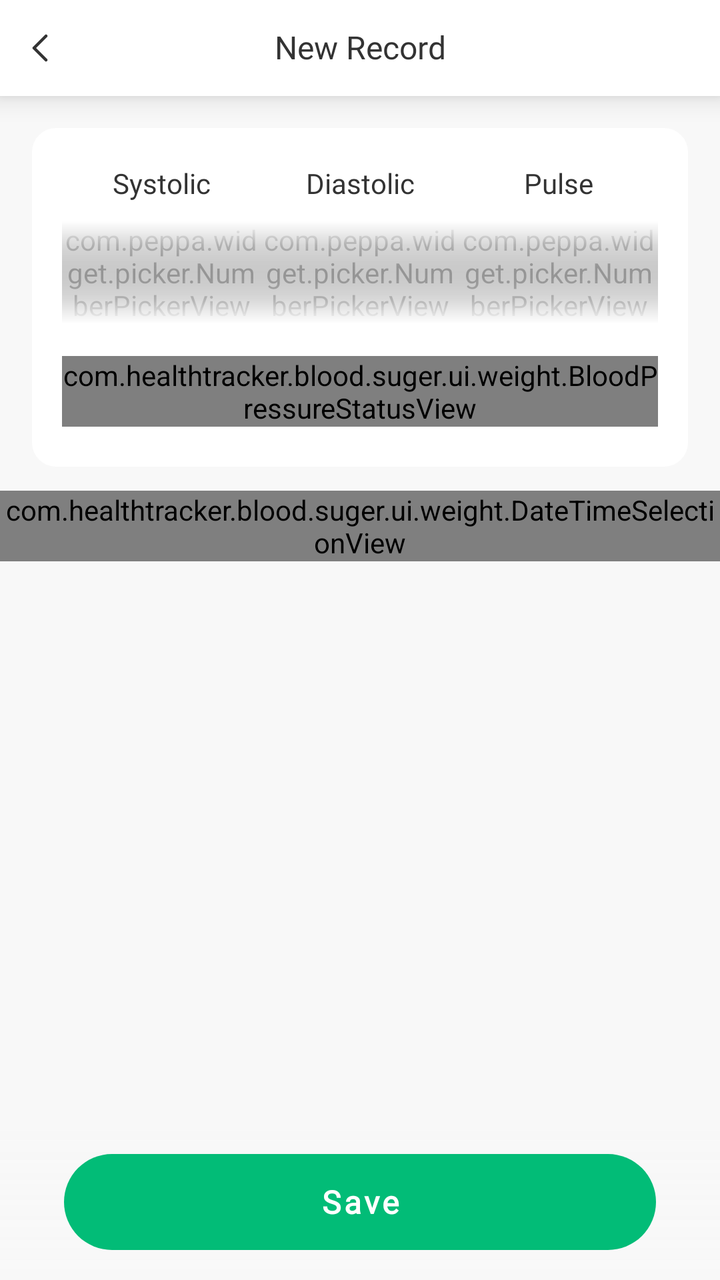
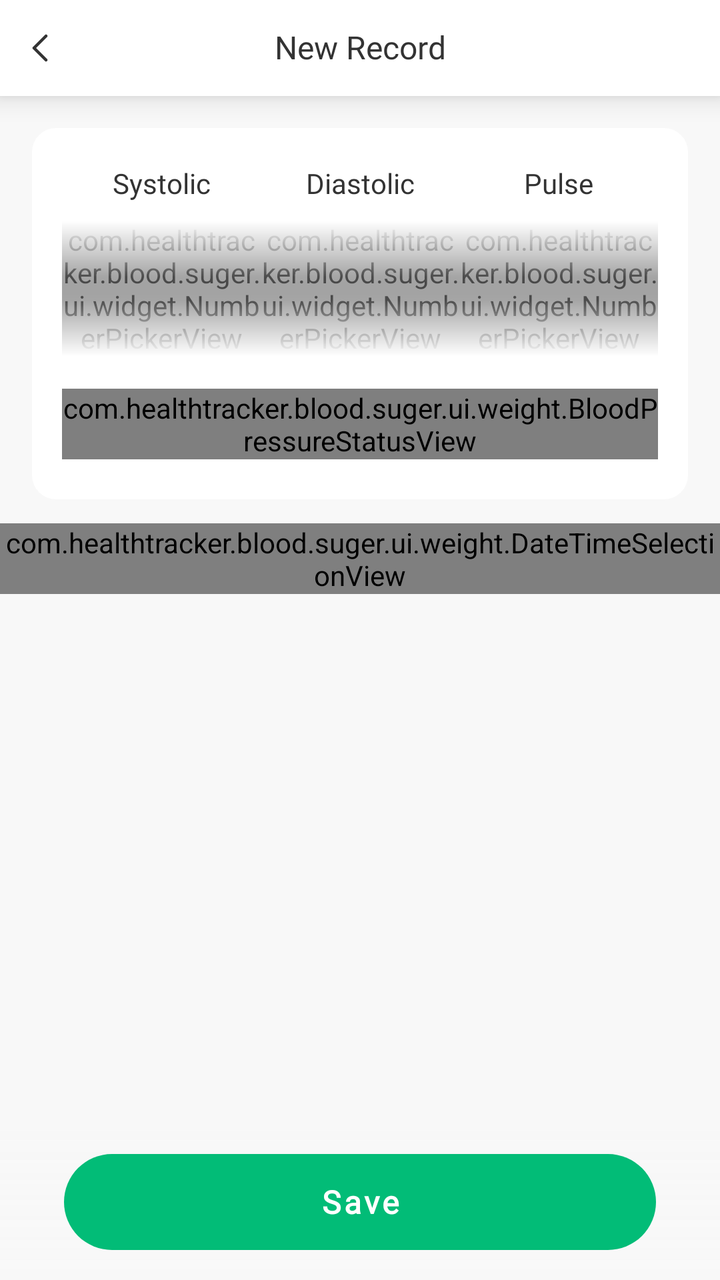

The first picture is an Android layout as it rendered before a commit; the second is the same layout after the commit. The layout source and the unified diff follow.
<!-- AndroidManifest.xml: application theme AppTheme -->
<!-- res/layout/activity_bp_record.xml -->
<?xml version="1.0" encoding="utf-8"?>
<androidx.constraintlayout.widget.ConstraintLayout xmlns:android="http://schemas.android.com/apk/res/android"
    xmlns:app="http://schemas.android.com/apk/res-auto"
    xmlns:tools="http://schemas.android.com/tools"
    android:layout_width="match_parent"
    android:layout_height="match_parent">

    <androidx.constraintlayout.widget.ConstraintLayout
        android:id="@+id/action_bar"
        android:layout_width="match_parent"
        android:layout_height="@dimen/actionBarSize"
        android:background="@color/c1"
        android:elevation="@dimen/dp_8"
        android:gravity="center_vertical"
        app:layout_constraintEnd_toEndOf="parent"
        app:layout_constraintStart_toStartOf="parent"
        app:layout_constraintTop_toTopOf="parent">

        <androidx.appcompat.widget.AppCompatImageView
            android:id="@+id/btn_back"
            android:layout_width="wrap_content"
            android:layout_height="match_parent"
            android:background="?android:attr/selectableItemBackgroundBorderless"
            android:paddingStart="@dimen/dp_16"
            android:paddingEnd="@dimen/dp_4"
            android:scaleType="center"
            app:layout_constraintBottom_toBottomOf="parent"
            app:layout_constraintStart_toStartOf="parent"
            app:layout_constraintTop_toTopOf="parent"
            app:srcCompat="@drawable/ic_back" />


        <androidx.appcompat.widget.AppCompatTextView
            style="@style/TextViewFont_RobotoBold"
            android:layout_width="0dp"
            android:layout_height="wrap_content"
            android:gravity="center"
            android:includeFontPadding="false"
            android:paddingStart="@dimen/dp_44"
            android:paddingEnd="@dimen/dp_44"
            android:text="@string/new_record"
            android:textColor="@color/t1"
            android:textSize="@dimen/sp_16"
            app:layout_constraintBottom_toBottomOf="parent"
            app:layout_constraintEnd_toEndOf="parent"
            app:layout_constraintStart_toStartOf="parent"
            app:layout_constraintTop_toTopOf="parent" />


    </androidx.constraintlayout.widget.ConstraintLayout>

    <androidx.core.widget.NestedScrollView
        android:layout_width="match_parent"
        android:layout_height="@dimen/dp_0"
        android:clipToPadding="false"
        android:paddingTop="@dimen/sp_16"
        android:paddingBottom="@dimen/dp_80"
        app:layout_constraintBottom_toBottomOf="parent"
        app:layout_constraintTop_toBottomOf="@id/action_bar">

        <androidx.constraintlayout.widget.ConstraintLayout
            android:layout_width="match_parent"
            android:layout_height="match_parent">

            <androidx.constraintlayout.widget.ConstraintLayout
                android:id="@+id/cl_picker_container"
                android:layout_width="match_parent"
                android:layout_height="wrap_content"
                android:layout_marginHorizontal="@dimen/dp_16"
                android:background="@drawable/bg_rect_white_12"
                android:paddingHorizontal="@dimen/dp_15"
                android:paddingVertical="@dimen/dp_20"
                app:layout_constraintStart_toStartOf="parent"
                app:layout_constraintTop_toTopOf="parent">

                <androidx.appcompat.widget.AppCompatTextView
                    android:id="@+id/tv_systolic"
                    style="@style/TextViewFont_RobotoRegular"
                    android:layout_width="0dp"
                    android:layout_height="wrap_content"
                    android:gravity="center"
                    android:includeFontPadding="false"
                    android:text="@string/systolic"
                    android:textColor="@color/t1"
                    android:textSize="@dimen/sp_14"
                    app:layout_constraintEnd_toStartOf="@id/tv_diastolic"
                    app:layout_constraintStart_toStartOf="parent"
                    app:layout_constraintTop_toTopOf="parent" />

                <androidx.appcompat.widget.AppCompatTextView
                    android:id="@+id/tv_diastolic"
                    style="@style/TextViewFont_RobotoRegular"
                    android:layout_width="0dp"
                    android:layout_height="wrap_content"
                    android:gravity="center"
                    android:includeFontPadding="false"
                    android:text="@string/diastolic"
                    android:textColor="@color/t1"
                    android:textSize="@dimen/sp_14"
                    app:layout_constraintEnd_toStartOf="@id/tv_pulse"
                    app:layout_constraintStart_toEndOf="@id/tv_systolic"
                    app:layout_constraintTop_toTopOf="parent" />

                <androidx.appcompat.widget.AppCompatTextView
                    android:id="@+id/tv_pulse"
                    style="@style/TextViewFont_RobotoRegular"
                    android:layout_width="0dp"
                    android:layout_height="wrap_content"
                    android:gravity="center"
                    android:includeFontPadding="false"
                    android:text="@string/pulse"
                    android:textColor="@color/t1"
                    android:textSize="@dimen/sp_14"
                    app:layout_constraintEnd_toEndOf="parent"
                    app:layout_constraintStart_toEndOf="@id/tv_diastolic"
                    app:layout_constraintTop_toTopOf="parent" />


                <com.peppa.widget.picker.NumberPickerView
                    android:id="@+id/npv_systolic"
                    android:layout_width="0dp"
                    android:layout_height="wrap_content"
                    android:layout_marginTop="@dimen/dp_10"
                    app:layout_constraintEnd_toEndOf="@id/tv_systolic"
                    app:layout_constraintStart_toStartOf="@id/tv_systolic"
                    app:layout_constraintTop_toBottomOf="@id/tv_systolic"
                    app:npv_ItemPaddingVertical="@dimen/dp_4"
                    app:npv_ShowDivider="false"
                    app:npv_TextArray="@array/systolic"
                    app:npv_TextColorNormal="@color/color_BFBFBF"
                    app:npv_TextColorSelected="@color/c5"
                    app:npv_TextSizeNormal="@dimen/sp_24"
                    app:npv_TextSizeSelected="@dimen/sp_32"
                    app:npv_WrapSelectorWheel="false"
                    tools:layout_editor_absoluteX="0dp" />

                <com.peppa.widget.picker.NumberPickerView
                    android:id="@+id/npv_diastolic"
                    android:layout_width="0dp"
                    android:layout_height="wrap_content"
                    android:layout_marginTop="@dimen/dp_10"
                    app:layout_constraintEnd_toEndOf="@id/tv_diastolic"
                    app:layout_constraintStart_toStartOf="@id/tv_diastolic"
                    app:layout_constraintTop_toBottomOf="@id/tv_diastolic"
                    app:npv_ItemPaddingVertical="@dimen/dp_4"
                    app:npv_ShowDivider="false"
                    app:npv_TextArray="@array/systolic"
                    app:npv_TextColorNormal="@color/color_BFBFBF"
                    app:npv_TextColorSelected="@color/c5"
                    app:npv_TextSizeNormal="@dimen/sp_24"
                    app:npv_TextSizeSelected="@dimen/sp_32"
                    app:npv_WrapSelectorWheel="false"
                    tools:layout_editor_absoluteX="0dp" />

                <com.peppa.widget.picker.NumberPickerView
                    android:id="@+id/npv_pulse"
                    android:layout_width="0dp"
                    android:layout_height="wrap_content"
                    android:layout_marginTop="@dimen/dp_10"

                    app:layout_constraintEnd_toEndOf="@id/tv_pulse"
                    app:layout_constraintStart_toStartOf="@id/tv_pulse"
                    app:layout_constraintTop_toBottomOf="@id/tv_pulse"
                    app:npv_ItemPaddingVertical="@dimen/dp_4"
                    app:npv_ShowDivider="false"
                    app:npv_TextArray="@array/pulse"
                    app:npv_TextColorNormal="@color/color_BFBFBF"
                    app:npv_TextColorSelected="@color/c5"
                    app:npv_TextSizeNormal="@dimen/sp_24"
                    app:npv_TextSizeSelected="@dimen/sp_32"
                    app:npv_WrapSelectorWheel="false"
                    tools:layout_editor_absoluteX="0dp" />

                
                <View
                    android:layout_width="0dp"
                    android:layout_height="@dimen/dp_40"
                    android:background="@drawable/gradient_npv_top"
                    app:layout_constraintEnd_toEndOf="parent"
                    app:layout_constraintStart_toStartOf="parent"
                    app:layout_constraintTop_toTopOf="@id/npv_diastolic" />

                
                <View
                    android:id="@+id/v_bottom_mask"
                    android:layout_width="0dp"
                    android:layout_height="@dimen/dp_40"
                    android:background="@drawable/gradient_npv_bottom"
                    app:layout_constraintBottom_toBottomOf="@id/npv_diastolic"
                    app:layout_constraintEnd_toEndOf="parent"
                    app:layout_constraintStart_toStartOf="parent" />

                <com.healthtracker.blood.suger.ui.weight.BloodPressureStatusView
                    android:id="@+id/bp_status_view"
                    android:layout_width="match_parent"
                    android:layout_height="wrap_content"
                    android:layout_marginTop="@dimen/dp_16"
                    app:layout_constraintEnd_toEndOf="parent"
                    app:layout_constraintStart_toStartOf="parent"
                    app:layout_constraintTop_toBottomOf="@id/v_bottom_mask" />
            </androidx.constraintlayout.widget.ConstraintLayout>

            <com.healthtracker.blood.suger.ui.weight.DateTimeSelectionView
                android:id="@+id/dateTimeSelectionView"
                android:layout_width="match_parent"
                android:layout_height="wrap_content"
                android:layout_marginTop="@dimen/dp_12"
                app:labelText="@string/label"
                app:layout_constraintTop_toBottomOf="@id/cl_picker_container"
                app:showLabel="true"
                app:titleText="@string/date_time" />

        </androidx.constraintlayout.widget.ConstraintLayout>

    </androidx.core.widget.NestedScrollView>

    <View
        android:layout_width="match_parent"
        android:layout_height="@dimen/dp_80"
        android:background="@drawable/bg_mask_bottom_btn"
        app:layout_constraintBottom_toBottomOf="parent" />

    <com.google.android.material.button.MaterialButton
        android:id="@+id/btn_save"
        style="@style/MaterialButton.b1"
        android:layout_width="0dp"
        android:layout_height="@dimen/dp_48"
        android:layout_marginHorizontal="@dimen/dp_32"
        android:layout_marginBottom="@dimen/dp_15"
        android:text="@string/save"
        app:layout_constraintBottom_toBottomOf="parent"
        app:layout_constraintEnd_toEndOf="parent"
        app:layout_constraintStart_toStartOf="parent" />
</androidx.constraintlayout.widget.ConstraintLayout>
<!-- resources referenced by this layout -->
<resources>
  <color name="c1">@color/white</color>
  <color name="c5">#02BC77</color>
  <color name="color_BFBFBF">#BFBFBF</color>
  <color name="t1">#333333</color>
  <dimen name="actionBarSize">@dimen/dp_48</dimen>
  <dimen name="dp_0">0dp</dimen>
  <dimen name="dp_10">10dp</dimen>
  <dimen name="dp_12">12dp</dimen>
  <dimen name="dp_15">15dp</dimen>
  <dimen name="dp_16">16dp</dimen>
  <dimen name="dp_20">20dp</dimen>
  <dimen name="dp_32">32dp</dimen>
  <dimen name="dp_4">4dp</dimen>
  <dimen name="dp_40">40dp</dimen>
  <dimen name="dp_44">44dp</dimen>
  <dimen name="dp_48">48dp</dimen>
  <dimen name="dp_8">8dp</dimen>
  <dimen name="dp_80">80dp</dimen>
  <dimen name="sp_14">14sp</dimen>
  <dimen name="sp_16">16sp</dimen>
  <dimen name="sp_24">24sp</dimen>
  <dimen name="sp_32">32sp</dimen>
  <!-- drawable bg_mask_bottom_btn (drawable) -->
  <?xml version="1.0" encoding="utf-8"?>
  <shape xmlns:android="http://schemas.android.com/apk/res/android"
      android:shape="rectangle">
      <gradient
          android:angle="270"
          android:endColor="@color/bg_window"
          android:startColor="@color/transparent" />
  
  </shape>
  <!-- drawable bg_rect_white_12 (drawable) -->
  <?xml version="1.0" encoding="utf-8"?>
  <shape xmlns:android="http://schemas.android.com/apk/res/android"
      android:shape="rectangle">
      <solid android:color="@color/white"/>
      <corners android:radius="@dimen/dp_12"/>
  
  </shape>
  <!-- drawable gradient_npv_bottom (drawable) -->
  <?xml version="1.0" encoding="utf-8"?>
  <shape xmlns:android="http://schemas.android.com/apk/res/android"
      android:shape="rectangle">
      <gradient
          android:angle="90"
          android:endColor="@color/transparent"
          android:startColor="@color/white" />
  </shape>
  <!-- drawable gradient_npv_top (drawable) -->
  <?xml version="1.0" encoding="utf-8"?>
  <shape xmlns:android="http://schemas.android.com/apk/res/android"
      android:shape="rectangle">
      <gradient
          android:angle="90"
          android:endColor="@color/white"
          android:startColor="@color/transparent" />
  </shape>
  <string name="date_time">Date&amp;Time</string>
  <string name="diastolic">Diastolic</string>
  <string name="label">Label</string>
  <string name="new_record">New Record</string>
  <string name="pulse">Pulse</string>
  <string name="save">Save</string>
  <string name="systolic">Systolic</string>
  <style name="MaterialButton.b1">
          <item name="android:fontFamily">@font/roboto_bold</item>
          <item name="fontFamily">@font/roboto_bold</item>
          <item name="android:textStyle">bold</item>
          <item name="android:textColor">@color/white</item>
          <item name="backgroundTint">@color/c5</item>
          <item name="rippleColor">@color/c5_8</item>
      </style>
  <style name="TextViewFont_RobotoBold">
          <item name="android:fontFamily">@font/roboto_bold</item>
          <item name="fontFamily">@font/roboto_bold</item>
      </style>
  <style name="TextViewFont_RobotoRegular">
          <item name="android:fontFamily">@font/roboto_regular</item>
          <item name="fontFamily">@font/roboto_regular</item>
      </style>
  <color name="white">#FFFFFF</color>
  <color name="bg_window">#f8f8f8</color>
  <color name="transparent">#00000000</color>
  <color name="c5_8">#5DD4A8</color>
  <color name="colorAccent">@color/c5</color>
  <color name="color_tap_ripple">@color/transparent10</color>
  <color name="colorPrimary">@color/c1</color>
  <color name="colorPrimaryDark">@color/c1</color>
  <style name="toolbar_nav_button" parent="@style/Widget.AppCompat.Toolbar.Button.Navigation">
          <item name="android:paddingLeft">@dimen/nav_button_margin</item>
          <item name="android:paddingRight">@dimen/nav_button_margin</item>
          <item name="android:minWidth">56dp</item>
      </style>
  <color name="transparent10">#1A000000</color>
  <dimen name="nav_button_margin">@dimen/dp_16</dimen>
  <!-- unchanged entries left out for length: 4 -->
</resources>

<!-- the commit's change to res/layout/activity_bp_record.xml (unified diff, before → after) -->
@@ -116,7 +116,7 @@
                     app:layout_constraintTop_toTopOf="parent" />
 
 
-                <com.peppa.widget.picker.NumberPickerView
+                <com.healthtracker.blood.suger.ui.widget.NumberPickerView
                     android:id="@+id/npv_systolic"
                     android:layout_width="0dp"
                     android:layout_height="wrap_content"
@@ -134,7 +134,7 @@
                     app:npv_WrapSelectorWheel="false"
                     tools:layout_editor_absoluteX="0dp" />
 
-                <com.peppa.widget.picker.NumberPickerView
+                <com.healthtracker.blood.suger.ui.widget.NumberPickerView
                     android:id="@+id/npv_diastolic"
                     android:layout_width="0dp"
                     android:layout_height="wrap_content"
@@ -152,7 +152,7 @@
                     app:npv_WrapSelectorWheel="false"
                     tools:layout_editor_absoluteX="0dp" />
 
-                <com.peppa.widget.picker.NumberPickerView
+                <com.healthtracker.blood.suger.ui.widget.NumberPickerView
                     android:id="@+id/npv_pulse"
                     android:layout_width="0dp"
                     android:layout_height="wrap_content"
